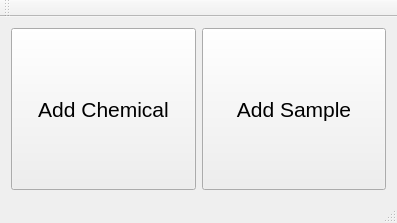
First picture: the form in mainwindow.ui, repository TripletESR/DatabaseInput, before the edit.
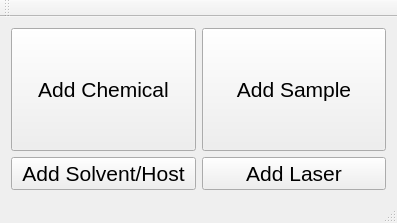
Second picture: the form after the edit.

Commit message: can add Solvent and Laser

Patch:
```diff
--- a/mainwindow.ui
+++ b/mainwindow.ui
@@ -51,6 +51,30 @@
       </property>
      </widget>
     </item>
+    <item row="2" column="0">
+     <widget class="QPushButton" name="pushButton_addSolvent">
+      <property name="font">
+       <font>
+        <pointsize>16</pointsize>
+       </font>
+      </property>
+      <property name="text">
+       <string>Add Solvent/Host</string>
+      </property>
+     </widget>
+    </item>
+    <item row="2" column="1">
+     <widget class="QPushButton" name="pushButton_addLaser">
+      <property name="font">
+       <font>
+        <pointsize>16</pointsize>
+       </font>
+      </property>
+      <property name="text">
+       <string>Add Laser</string>
+      </property>
+     </widget>
+    </item>
    </layout>
   </widget>
   <widget class="QMenuBar" name="menuBar">
```
The commit also changes 9 other files.
